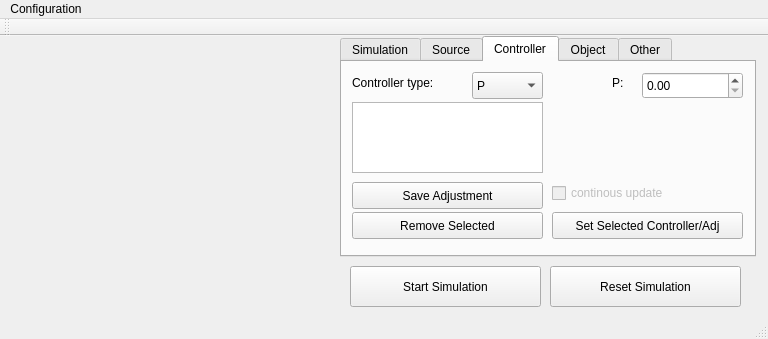
First picture: the form in gui/mainwindow.ui, repository jakubbialas/PSS_lab, before the edit.
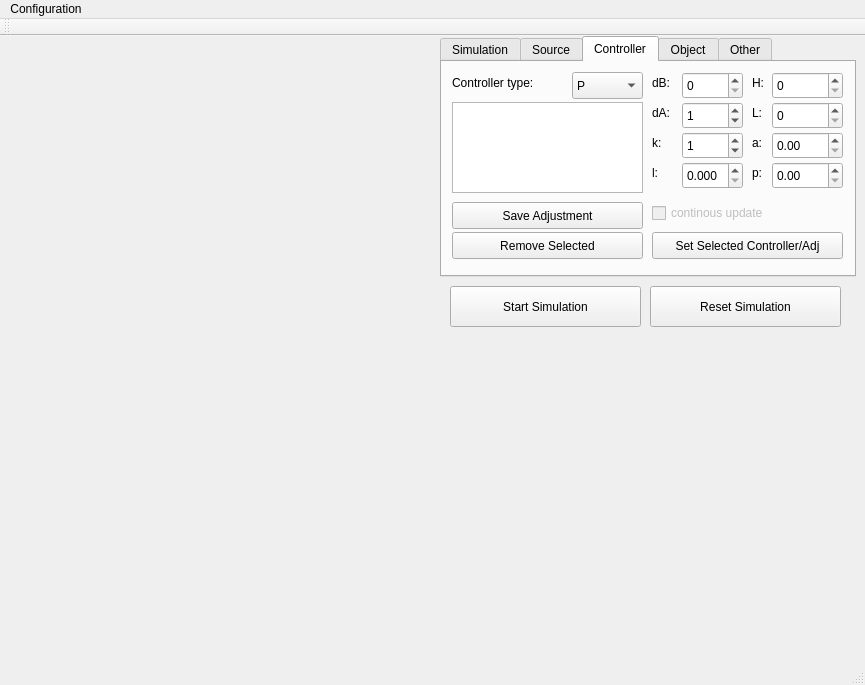
Second picture: the form after the edit. Custom widgets are drawn as their Qt base class.

```diff
--- a/gui/mainwindow.ui
+++ b/gui/mainwindow.ui
@@ -6,8 +6,8 @@
    <rect>
     <x>0</x>
     <y>0</y>
-    <width>768</width>
-    <height>339</height>
+    <width>865</width>
+    <height>685</height>
    </rect>
   </property>
   <property name="windowTitle">
@@ -18,9 +18,9 @@
     <property name="geometry">
      <rect>
       <x>10</x>
-      <y>10</y>
-      <width>311</width>
-      <height>121</height>
+      <y>0</y>
+      <width>421</width>
+      <height>301</height>
      </rect>
     </property>
    </widget>
@@ -28,19 +28,19 @@
     <property name="geometry">
      <rect>
       <x>10</x>
-      <y>140</y>
-      <width>311</width>
-      <height>121</height>
+      <y>310</y>
+      <width>421</width>
+      <height>301</height>
      </rect>
     </property>
    </widget>
    <widget class="QTabWidget" name="tabWidget">
     <property name="geometry">
      <rect>
-      <x>340</x>
+      <x>440</x>
       <y>0</y>
       <width>416</width>
-      <height>221</height>
+      <height>241</height>
      </rect>
     </property>
     <property name="currentIndex">
@@ -718,7 +718,7 @@
       <property name="geometry">
        <rect>
         <x>10</x>
-        <y>120</y>
+        <y>140</y>
         <width>191</width>
         <height>27</height>
        </rect>
@@ -734,7 +734,7 @@
       <property name="geometry">
        <rect>
         <x>10</x>
-        <y>150</y>
+        <y>170</y>
         <width>191</width>
         <height>27</height>
        </rect>
@@ -750,7 +750,7 @@
       <property name="geometry">
        <rect>
         <x>210</x>
-        <y>150</y>
+        <y>170</y>
         <width>191</width>
         <height>27</height>
        </rect>
@@ -765,7 +765,7 @@
         <x>10</x>
         <y>40</y>
         <width>191</width>
-        <height>71</height>
+        <height>91</height>
        </rect>
       </property>
      </widget>
@@ -776,7 +776,7 @@
       <property name="geometry">
        <rect>
         <x>210</x>
-        <y>120</y>
+        <y>140</y>
         <width>191</width>
         <height>22</height>
        </rect>
@@ -791,11 +791,11 @@
         <x>210</x>
         <y>10</y>
         <width>191</width>
-        <height>101</height>
+        <height>131</height>
        </rect>
       </property>
       <property name="currentIndex">
-       <number>0</number>
+       <number>2</number>
       </property>
       <widget class="QWidget" name="P">
        <widget class="QDoubleSpinBox" name="doubleSpinBox_controllerPP">
@@ -917,6 +917,276 @@
         </property>
        </widget>
       </widget>
+      <widget class="QWidget" name="page">
+       <widget class="QLabel" name="label_16">
+        <property name="geometry">
+         <rect>
+          <x>100</x>
+          <y>0</y>
+          <width>21</width>
+          <height>21</height>
+         </rect>
+        </property>
+        <property name="text">
+         <string>H:</string>
+        </property>
+       </widget>
+       <widget class="QDoubleSpinBox" name="doubleSpinBox_controllerGPCa">
+        <property name="enabled">
+         <bool>true</bool>
+        </property>
+        <property name="geometry">
+         <rect>
+          <x>120</x>
+          <y>60</y>
+          <width>71</width>
+          <height>27</height>
+         </rect>
+        </property>
+        <property name="maximum">
+         <double>1.000000000000000</double>
+        </property>
+        <property name="singleStep">
+         <double>0.100000000000000</double>
+        </property>
+       </widget>
+       <widget class="QDoubleSpinBox" name="doubleSpinBox_controllerGPCH">
+        <property name="enabled">
+         <bool>true</bool>
+        </property>
+        <property name="geometry">
+         <rect>
+          <x>120</x>
+          <y>0</y>
+          <width>71</width>
+          <height>27</height>
+         </rect>
+        </property>
+        <property name="decimals">
+         <number>0</number>
+        </property>
+        <property name="maximum">
+         <double>2000.000000000000000</double>
+        </property>
+       </widget>
+       <widget class="QLabel" name="label_17">
+        <property name="geometry">
+         <rect>
+          <x>100</x>
+          <y>30</y>
+          <width>21</width>
+          <height>21</height>
+         </rect>
+        </property>
+        <property name="text">
+         <string>L:</string>
+        </property>
+       </widget>
+       <widget class="QLabel" name="label_18">
+        <property name="geometry">
+         <rect>
+          <x>100</x>
+          <y>60</y>
+          <width>21</width>
+          <height>21</height>
+         </rect>
+        </property>
+        <property name="text">
+         <string>a:</string>
+        </property>
+       </widget>
+       <widget class="QDoubleSpinBox" name="doubleSpinBox_controllerGPCL">
+        <property name="enabled">
+         <bool>true</bool>
+        </property>
+        <property name="geometry">
+         <rect>
+          <x>120</x>
+          <y>30</y>
+          <width>71</width>
+          <height>27</height>
+         </rect>
+        </property>
+        <property name="decimals">
+         <number>0</number>
+        </property>
+        <property name="maximum">
+         <double>2000.000000000000000</double>
+        </property>
+       </widget>
+       <widget class="QLabel" name="label_19">
+        <property name="geometry">
+         <rect>
+          <x>100</x>
+          <y>90</y>
+          <width>21</width>
+          <height>21</height>
+         </rect>
+        </property>
+        <property name="text">
+         <string>p:</string>
+        </property>
+       </widget>
+       <widget class="QDoubleSpinBox" name="doubleSpinBox_controllerGPCp">
+        <property name="enabled">
+         <bool>true</bool>
+        </property>
+        <property name="geometry">
+         <rect>
+          <x>120</x>
+          <y>90</y>
+          <width>71</width>
+          <height>27</height>
+         </rect>
+        </property>
+        <property name="maximum">
+         <double>1.000000000000000</double>
+        </property>
+        <property name="singleStep">
+         <double>0.100000000000000</double>
+        </property>
+       </widget>
+       <widget class="QDoubleSpinBox" name="doubleSpinBox_controllerGPCdA">
+        <property name="enabled">
+         <bool>true</bool>
+        </property>
+        <property name="geometry">
+         <rect>
+          <x>30</x>
+          <y>30</y>
+          <width>61</width>
+          <height>27</height>
+         </rect>
+        </property>
+        <property name="decimals">
+         <number>0</number>
+        </property>
+        <property name="maximum">
+         <double>2000.000000000000000</double>
+        </property>
+        <property name="value">
+         <double>1.000000000000000</double>
+        </property>
+       </widget>
+       <widget class="QDoubleSpinBox" name="doubleSpinBox_controllerGPCdB">
+        <property name="enabled">
+         <bool>true</bool>
+        </property>
+        <property name="geometry">
+         <rect>
+          <x>30</x>
+          <y>0</y>
+          <width>61</width>
+          <height>27</height>
+         </rect>
+        </property>
+        <property name="decimals">
+         <number>0</number>
+        </property>
+        <property name="maximum">
+         <double>2000.000000000000000</double>
+        </property>
+       </widget>
+       <widget class="QDoubleSpinBox" name="doubleSpinBox_controllerGPCk">
+        <property name="enabled">
+         <bool>true</bool>
+        </property>
+        <property name="geometry">
+         <rect>
+          <x>30</x>
+          <y>60</y>
+          <width>61</width>
+          <height>27</height>
+         </rect>
+        </property>
+        <property name="decimals">
+         <number>0</number>
+        </property>
+        <property name="maximum">
+         <double>2000.000000000000000</double>
+        </property>
+        <property name="value">
+         <double>1.000000000000000</double>
+        </property>
+       </widget>
+       <widget class="QDoubleSpinBox" name="doubleSpinBox_controllerGPCl">
+        <property name="enabled">
+         <bool>true</bool>
+        </property>
+        <property name="geometry">
+         <rect>
+          <x>30</x>
+          <y>90</y>
+          <width>61</width>
+          <height>27</height>
+         </rect>
+        </property>
+        <property name="decimals">
+         <number>3</number>
+        </property>
+        <property name="maximum">
+         <double>1.000000000000000</double>
+        </property>
+        <property name="singleStep">
+         <double>0.010000000000000</double>
+        </property>
+        <property name="value">
+         <double>0.000000000000000</double>
+        </property>
+       </widget>
+       <widget class="QLabel" name="label_20">
+        <property name="geometry">
+         <rect>
+          <x>0</x>
+          <y>90</y>
+          <width>21</width>
+          <height>21</height>
+         </rect>
+        </property>
+        <property name="text">
+         <string>l:</string>
+        </property>
+       </widget>
+       <widget class="QLabel" name="label_21">
+        <property name="geometry">
+         <rect>
+          <x>0</x>
+          <y>0</y>
+          <width>21</width>
+          <height>21</height>
+         </rect>
+        </property>
+        <property name="text">
+         <string>dB:</string>
+        </property>
+       </widget>
+       <widget class="QLabel" name="label_22">
+        <property name="geometry">
+         <rect>
+          <x>0</x>
+          <y>30</y>
+          <width>21</width>
+          <height>21</height>
+         </rect>
+        </property>
+        <property name="text">
+         <string>dA:</string>
+        </property>
+       </widget>
+       <widget class="QLabel" name="label_23">
+        <property name="geometry">
+         <rect>
+          <x>0</x>
+          <y>60</y>
+          <width>21</width>
+          <height>21</height>
+         </rect>
+        </property>
+        <property name="text">
+         <string>k:</string>
+        </property>
+       </widget>
+      </widget>
      </widget>
     </widget>
     <widget class="QWidget" name="tab_object">
@@ -1163,8 +1433,8 @@
    <widget class="QPushButton" name="simBtn">
     <property name="geometry">
      <rect>
-      <x>350</x>
-      <y>230</y>
+      <x>450</x>
+      <y>250</y>
       <width>191</width>
       <height>41</height>
      </rect>
@@ -1176,8 +1446,8 @@
    <widget class="QPushButton" name="resetBtn">
     <property name="geometry">
      <rect>
-      <x>550</x>
-      <y>230</y>
+      <x>650</x>
+      <y>250</y>
       <width>191</width>
       <height>41</height>
      </rect>
@@ -1192,7 +1462,7 @@
     <rect>
      <x>0</x>
      <y>0</y>
-     <width>768</width>
+     <width>865</width>
      <height>25</height>
     </rect>
    </property>
```
Left out of the diff: 8 changed lines with no effect on the pictures.
